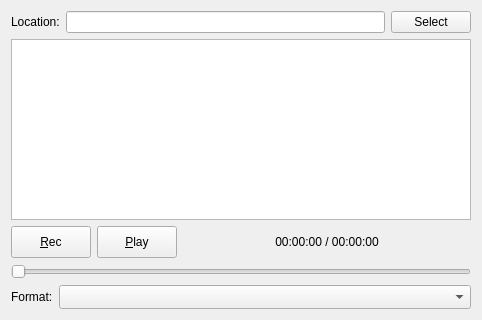
vladisslav2011/gqrx, file src/qtgui/iq_tool.ui: the form before one commit.
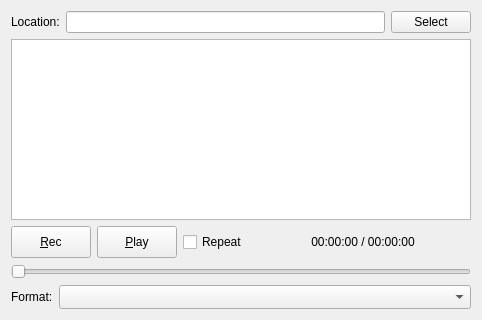
The form after the commit. Icons and pictures are not drawn.

Commit message: iq_tool: implement repeated playback option

```diff
--- a/src/qtgui/iq_tool.ui
+++ b/src/qtgui/iq_tool.ui
@@ -158,6 +158,16 @@
        </property>
       </widget>
      </item>
+     <item>
+      <widget class="QCheckBox" name="repeat">
+       <property name="locale">
+        <locale language="C" country="AnyCountry"/>
+       </property>
+       <property name="text">
+        <string>Repeat</string>
+       </property>
+      </widget>
+     </item>
      <item>
       <spacer name="horizontalSpacer">
        <property name="orientation">
```
The commit also changes 6 other files.
